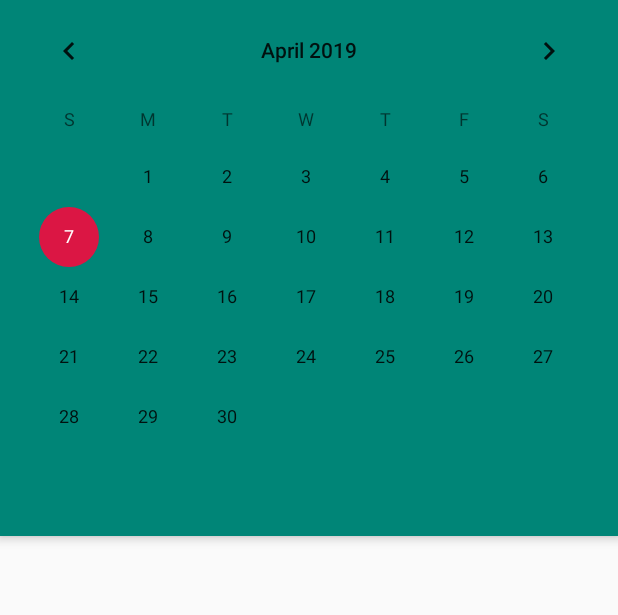
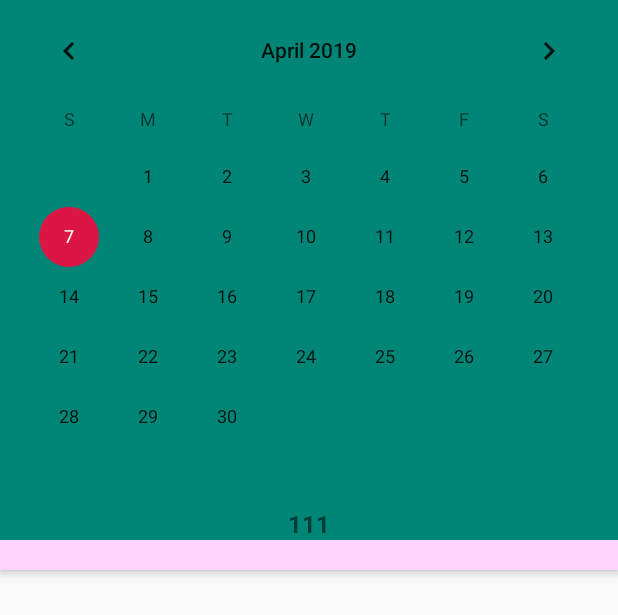
Before and after one commit to Peinilla/cau_capstone2_ICT, an Android app: the layout tab_fragment_calendar.xml on its own in the app's theme, with its tools: preview values and no code run, on a phone screen of 412 x 824 dp. Shown: the top 615 px of the screen. Run offline under Robolectric (Android 15) with nearby library versions, the phone set to English and light mode, and no system bars.

Commit message:
0407
Calendar-AppBar : end

```diff
--- a/app/src/main/AndroidManifest.xml
+++ b/app/src/main/AndroidManifest.xml
@@ -25,9 +25,8 @@
             android:name="com.facebook.sdk.ApplicationId"
             android:value="@string/facebook_app_id" />
 
-
         <activity
-            android:name=".LoginActivity"
+            android:name=".MainActivity"
             android:theme="@style/Theme.AppCompat.Light.NoActionBar">
             <intent-filter>
                 <action android:name="android.intent.action.MAIN" />
@@ -42,7 +41,7 @@
             android:name=".Signup2Activity"
             android:theme="@style/Theme.AppCompat.Light.NoActionBar" />
         <activity
-            android:name=".MainActivity"
+            android:name=".LoginActivity"
             android:theme="@style/Theme.AppCompat.Light.NoActionBar" />
         <activity android:name=".HomeSelectActivity"></activity>
 
--- a/app/src/main/java/com/melon/cau_capstone2_ict/MainActivity.java
+++ b/app/src/main/java/com/melon/cau_capstone2_ict/MainActivity.java
@@ -41,7 +41,7 @@ public class MainActivity extends AppCompatActivity {
 
         tabLayout.setTabGravity(TabLayout.GRAVITY_FILL);
 
-        final ViewPager viewPager = (ViewPager) findViewById(R.id.pager_calendar);
+        final ViewPager viewPager = (ViewPager) findViewById(R.id.pager);
         final MyPagerAdapter adapter = new MyPagerAdapter
                 (getSupportFragmentManager(), tabLayout.getTabCount());
         viewPager.setAdapter(adapter);
--- a/app/src/main/res/layout/tab_fragment_calendar.xml
+++ b/app/src/main/res/layout/tab_fragment_calendar.xml
@@ -1,7 +1,7 @@
 <?xml version="1.0" encoding="utf-8"?>
-<android.support.design.widget.CoordinatorLayout xmlns:android="http://schemas.android.com/apk/res/android"
+<android.support.design.widget.CoordinatorLayout
+    xmlns:android="http://schemas.android.com/apk/res/android"
     xmlns:app="http://schemas.android.com/apk/res-auto"
-    xmlns:tools="http://schemas.android.com/tools"
     android:layout_width="match_parent"
     android:layout_height="match_parent">
 
@@ -15,18 +15,14 @@
             android:layout_height="match_parent"
             android:minHeight="20dp"
             app:contentScrim="?attr/colorPrimary"
-            app:layout_scrollFlags="scroll|enterAlways"
+            app:layout_scrollFlags="scroll|snap"
             app:toolbarId="@+id/toolbar">
-
-            <android.support.v7.widget.Toolbar
-                android:id="@+id/toolbar"
-                android:layout_width="match_parent"
-                android:layout_height="?attr/actionBarSize" />
 
             <LinearLayout
                 android:layout_width="match_parent"
                 android:layout_height="wrap_content"
-                android:orientation="vertical">
+                android:orientation="vertical"
+                app:layout_behavior="android.support.design.widget.AppBarLayout$ScrollingViewBehavior">
 
                 <CalendarView
                     android:id="@+id/calendar"
@@ -37,17 +33,27 @@
                     android:id="@+id/textview_date"
                     android:layout_width="wrap_content"
                     android:layout_height="wrap_content"
-                    android:gravity="center_horizontal"/>
+                    android:textSize="16dp"
+                    android:text="111"
+                    android:layout_gravity="center"
+                    android:textStyle="bold" />
 
-                <ListView
-                    android:id="@+id/listview_my"
+                <android.support.v7.widget.RecyclerView
+                    android:id="@+id/recycler_my"
                     android:layout_width="match_parent"
                     android:layout_height="wrap_content" />
+
+                <android.support.v7.widget.Toolbar
+                    android:id="@+id/toolbar"
+                    android:layout_width="match_parent"
+                    android:layout_height="20dp"
+                    android:background="@color/my_calendar"
+                    android:gravity="center">
+
+                </android.support.v7.widget.Toolbar>
             </LinearLayout>
-
         </android.support.design.widget.CollapsingToolbarLayout>
     </android.support.design.widget.AppBarLayout>
-
 
     <android.support.v4.widget.NestedScrollView
         android:layout_width="match_parent"
@@ -59,16 +65,16 @@
             android:id="@+id/text_calendar"
             android:layout_width="match_parent"
             android:layout_height="wrap_content"
-            android:text="My Calendar"
             android:background="@color/my_calendar"
-            android:gravity="center_horizontal"/>/>
+            android:gravity="center_horizontal"
+            android:text="My Calendar" />
 
     </android.support.v4.widget.NestedScrollView>
 
-    <ListView
-        android:id="@+id/timeline"
+    <android.support.v7.widget.RecyclerView
+        android:id="@+id/recycler_timeline"
         android:layout_width="match_parent"
         android:layout_height="match_parent"
-        android:layout_marginTop="16dp"
-        app:layout_behavior="android.support.design.widget.AppBarLayout$ScrollingViewBehavior" />
+        android:layout_marginTop="24dp" />
+
 </android.support.design.widget.CoordinatorLayout>
```
Also changed, not shown: app/src/main/java/com/melon/cau_capstone2_ict/CalendarBoardClass.java (added, +19 -0 lines), app/src/main/java/com/melon/cau_capstone2_ict/Manager/RecyclerAdapter.java (added, +55 -0 lines), app/src/main/java/com/melon/cau_capstone2_ict/TabFragment_calendar.java (+55 -14 lines), app/src/main/java/com/melon/cau_capstone2_ict/TimeLine.java (added, +19 -0 lines), app/src/main/res/layout/activity_main.xml (+5 -4 lines), app/src/main/res/layout/list_item.xml (added, +45 -0 lines).
